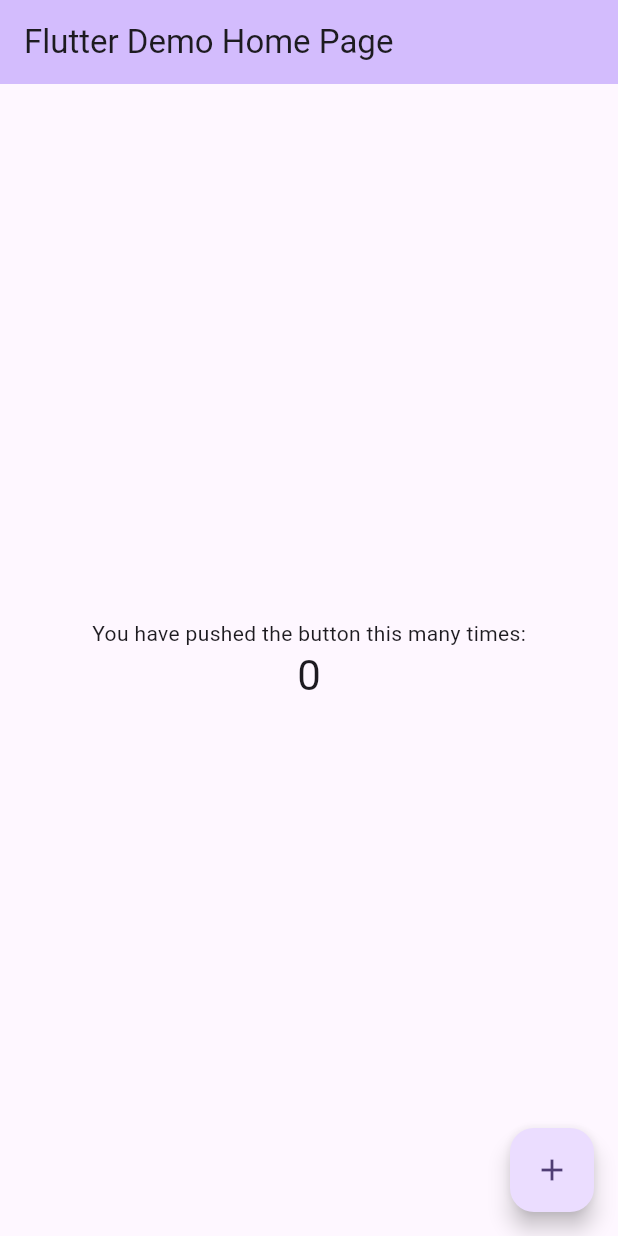
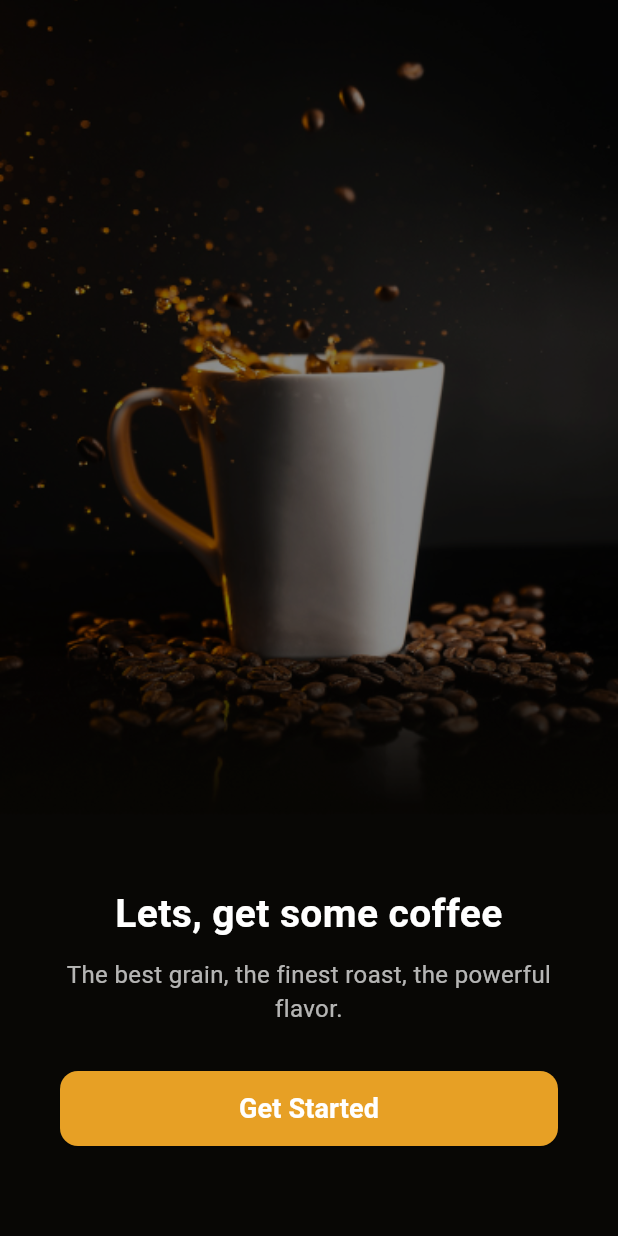
Before and after one commit to Aya-Elsayed-Mahmoud/coffee_shop_app, a Flutter app: the screen it shows after launch, on a phone screen of 412 x 824 dp. Run offline on Flutter 3.47's test engine with Material 3 defaults, Android fonts, the phone set to English and light mode, and no system bars.

Commit message:
Finish onboarding screen.

```diff
--- /dev/null
+++ b/lib/core/routing/app_routes.dart
@@ -0,0 +1,4 @@
+class AppRoutes {
+  static const String onboarding = "/";
+  static const String home = "/home";
+}
--- /dev/null
+++ b/lib/core/theme/app_colors.dart
@@ -0,0 +1,8 @@
+import 'package:flutter/material.dart';
+
+class AppColors {
+  static const Color primary = Color(0xFFA06839);
+  static const Color gold = Color(0xFFE7A025);
+  static const Color white = Colors.white;
+  static const Color grey = Colors.white70;
+}
--- /dev/null
+++ b/lib/core/theme/app_text_styles.dart
@@ -0,0 +1,22 @@
+import 'package:flutter/material.dart';
+
+import 'app_colors.dart';
+
+class AppTextStyles {
+  static const TextStyle headLineSmall = TextStyle(
+    fontSize: 26,
+    fontWeight: FontWeight.bold,
+    color: AppColors.white,
+  );
+
+  static const TextStyle titleMedium = TextStyle(
+    fontSize: 16,
+    color: AppColors.grey,
+  );
+
+  static const TextStyle titleLarge = TextStyle(
+    fontSize: 18,
+    fontWeight: FontWeight.bold,
+    color: AppColors.white,
+  );
+}
--- /dev/null
+++ b/lib/core/utils/app_assets.dart
@@ -0,0 +1,3 @@
+class AppAssets {
+  static const String onboarding = "assets/images/onboarding.png";
+}
--- a/lib/main.dart
+++ b/lib/main.dart
@@ -1,4 +1,8 @@
 import 'package:flutter/material.dart';
+
+import 'core/routing/app_routes.dart';
+import 'presentation/screens/home_screen.dart';
+import 'presentation/screens/onboarding_screen.dart';
 
 void main() {
   runApp(const MyApp());
@@ -7,116 +11,15 @@ void main() {
 class MyApp extends StatelessWidget {
   const MyApp({super.key});
 
-  // This widget is the root of your application.
   @override
   Widget build(BuildContext context) {
     return MaterialApp(
-      title: 'Flutter Demo',
-      theme: ThemeData(
-        // This is the theme of your application.
-        //
-        // TRY THIS: Try running your application with "flutter run". You'll see
-        // the application has a purple toolbar. Then, without quitting the app,
-        // try changing the seedColor in the colorScheme below to Colors.green
-        // and then invoke "hot reload" (save your changes or press the "hot
-        // reload" button in a Flutter-supported IDE, or press "r" if you used
-        // the command line to start the app).
-        //
-        // Notice that the counter didn't reset back to zero; the application
-        // state is not lost during the reload. To reset the state, use hot
-        // restart instead.
-        //
-        // This works for code too, not just values: Most code changes can be
-        // tested with just a hot reload.
-        colorScheme: ColorScheme.fromSeed(seedColor: Colors.deepPurple),
-      ),
-      home: const MyHomePage(title: 'Flutter Demo Home Page'),
+      debugShowCheckedModeBanner: false,
+      initialRoute: AppRoutes.onboarding,
+      routes: {
+        AppRoutes.onboarding: (_) => const OnboardingScreen(),
+        AppRoutes.home: (_) => const HomeScreen(),
+      },
     );
   }
 }
-
-class MyHomePage extends StatefulWidget {
-  const MyHomePage({super.key, required this.title});
-
-  // This widget is the home page of your application. It is stateful, meaning
-  // that it has a State object (defined below) that contains fields that affect
-  // how it looks.
-
-  // This class is the configuration for the state. It holds the values (in this
-  // case the title) provided by the parent (in this case the App widget) and
-  // used by the build method of the State. Fields in a Widget subclass are
-  // always marked "final".
-
-  final String title;
-
-  @override
-  State<MyHomePage> createState() => _MyHomePageState();
-}
-
-class _MyHomePageState extends State<MyHomePage> {
-  int _counter = 0;
-
-  void _incrementCounter() {
-    setState(() {
-      // This call to setState tells the Flutter framework that something has
-      // changed in this State, which causes it to rerun the build method below
-      // so that the display can reflect the updated values. If we changed
-      // _counter without calling setState(), then the build method would not be
-      // called again, and so nothing would appear to happen.
-      _counter++;
-    });
-  }
-
-  @override
-  Widget build(BuildContext context) {
-    // This method is rerun every time setState is called, for instance as done
-    // by the _incrementCounter method above.
-    //
-    // The Flutter framework has been optimized to make rerunning build methods
-    // fast, so that you can just rebuild anything that needs updating rather
-    // than having to individually change instances of widgets.
-    return Scaffold(
-      appBar: AppBar(
-        // TRY THIS: Try changing the color here to a specific color (to
-        // Colors.amber, perhaps?) and trigger a hot reload to see the AppBar
-        // change color while the other colors stay the same.
-        backgroundColor: Theme.of(context).colorScheme.inversePrimary,
-        // Here we take the value from the MyHomePage object that was created by
-        // the App.build method, and use it to set our appbar title.
-        title: Text(widget.title),
-      ),
-      body: Center(
-        // Center is a layout widget. It takes a single child and positions it
-        // in the middle of the parent.
-        child: Column(
-          // Column is also a layout widget. It takes a list of children and
-          // arranges them vertically. By default, it sizes itself to fit its
-          // children horizontally, and tries to be as tall as its parent.
-          //
-          // Column has various properties to control how it sizes itself and
-          // how it positions its children. Here we use mainAxisAlignment to
-          // center the children vertically; the main axis here is the vertical
-          // axis because Columns are vertical (the cross axis would be
-          // horizontal).
-          //
-          // TRY THIS: Invoke "debug painting" (choose the "Toggle Debug Paint"
-          // action in the IDE, or press "p" in the console), to see the
-          // wireframe for each widget.
-          mainAxisAlignment: MainAxisAlignment.center,
-          children: <Widget>[
-            const Text('You have pushed the button this many times:'),
-            Text(
-              '$_counter',
-              style: Theme.of(context).textTheme.headlineMedium,
-            ),
-          ],
-        ),
-      ),
-      floatingActionButton: FloatingActionButton(
-        onPressed: _incrementCounter,
-        tooltip: 'Increment',
-        child: const Icon(Icons.add),
-      ), // This trailing comma makes auto-formatting nicer for build methods.
-    );
-  }
-}
--- /dev/null
+++ b/lib/presentation/screens/home_screen.dart
@@ -0,0 +1,10 @@
+import 'package:flutter/material.dart';
+
+class HomeScreen extends StatelessWidget {
+  const HomeScreen({super.key});
+
+  @override
+  Widget build(BuildContext context) {
+    return const Scaffold(body: Center(child: Text("Home Screen Placeholder")));
+  }
+}
--- /dev/null
+++ b/lib/presentation/screens/onboarding_screen.dart
@@ -0,0 +1,73 @@
+import 'package:flutter/material.dart';
+
+import '../../core/routing/app_routes.dart';
+import '../../core/theme/app_colors.dart';
+import '../../core/theme/app_text_styles.dart';
+import '../../core/utils/app_assets.dart';
+
+class OnboardingScreen extends StatelessWidget {
+  const OnboardingScreen({super.key});
+
+  @override
+  Widget build(BuildContext context) {
+    return Scaffold(
+      body: Stack(
+        children: [
+          Positioned.fill(
+            child: Image.asset(AppAssets.onboarding, fit: BoxFit.cover),
+          ),
+          Positioned.fill(
+            child: Container(
+              color: Colors.black.withOpacity(0.3),
+              child: Column(
+                mainAxisAlignment: MainAxisAlignment.end,
+                children: [
+                  const Text(
+                    "Lets, get some coffee",
+                    style: AppTextStyles.headLineSmall,
+                    textAlign: TextAlign.center,
+                  ),
+
+                  const SizedBox(height: 10),
+
+                  const Padding(
+                    padding: EdgeInsets.symmetric(horizontal: 24),
+                    child: Text(
+                      "The best grain, the finest roast, the powerful flavor.",
+                      style: AppTextStyles.titleMedium,
+                      textAlign: TextAlign.center,
+                    ),
+                  ),
+
+                  const SizedBox(height: 30),
+
+                  Padding(
+                    padding: const EdgeInsets.symmetric(horizontal: 40),
+                    child: ElevatedButton(
+                      style: ElevatedButton.styleFrom(
+                        backgroundColor: AppColors.gold,
+                        minimumSize: const Size(double.infinity, 50),
+                        shape: RoundedRectangleBorder(
+                          borderRadius: BorderRadius.circular(12),
+                        ),
+                      ),
+                      onPressed: () {
+                        Navigator.pushReplacementNamed(context, AppRoutes.home);
+                      },
+                      child: const Text(
+                        "Get Started",
+                        style: AppTextStyles.titleLarge,
+                      ),
+                    ),
+                  ),
+
+                  const SizedBox(height: 60),
+                ],
+              ),
+            ),
+          ),
+        ],
+      ),
+    );
+  }
+}
--- a/pubspec.yaml
+++ b/pubspec.yaml
@@ -58,8 +58,8 @@ flutter:
   uses-material-design: true
 
   # To add assets to your application, add an assets section, like this:
-  # assets:
-  #   - images/a_dot_burr.jpeg
+  assets:
+    - assets/images/
   #   - images/a_dot_ham.jpeg
 
   # An image asset can refer to one or more resolution-specific "variants", see
```
Also changed, not shown: assets/images/onboarding.png (added).
